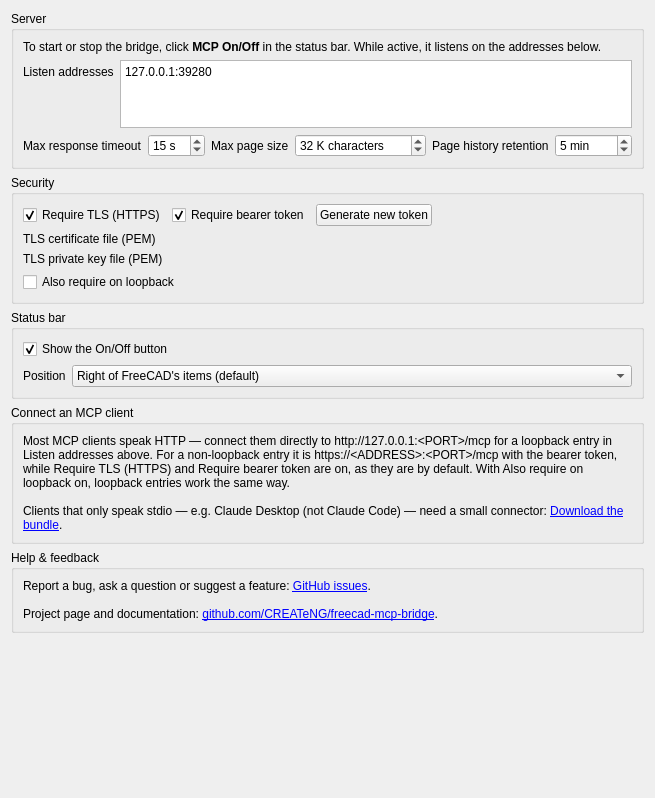
CREATeNG/freecad-mcp-bridge, file freecad/mcp_bridge/Resources/Ui/preferences.ui: the form before one commit.
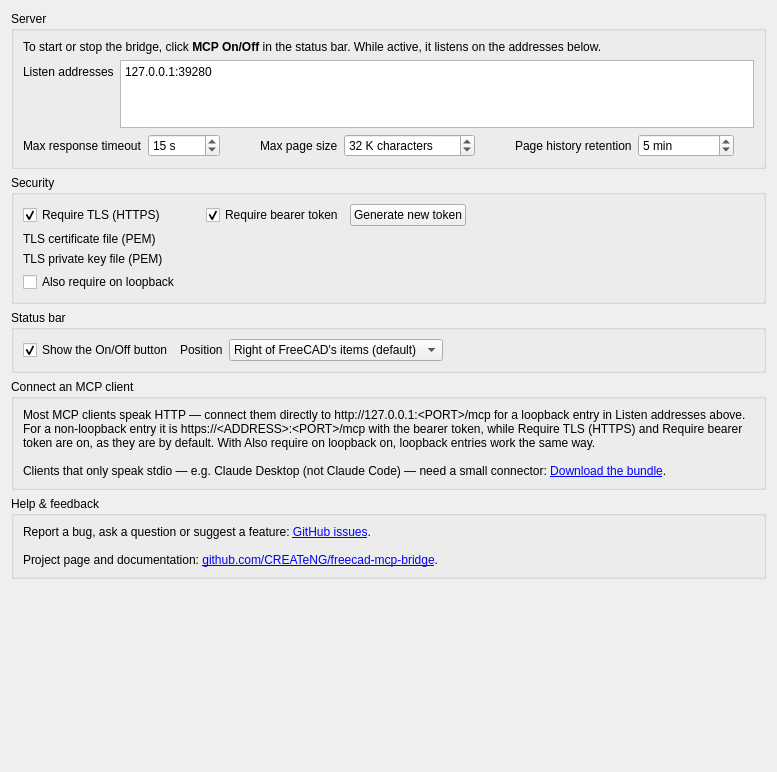
The form after the commit. Custom widgets are drawn as their Qt base class.

Commit message:
Space the setting pairs and keep the spin boxes to their values.
The three paging boxes and the status-bar controls each sit on
one line. The spin boxes do not stretch, and there is a gap
between the pairs and between the two security checkboxes.

Refs #50

Patch:
```diff
--- a/freecad/mcp_bridge/Resources/Ui/preferences.ui
+++ b/freecad/mcp_bridge/Resources/Ui/preferences.ui
@@ -103,9 +103,21 @@
             <property name="toolTip">
              <string>The bridge's wait per page.</string>
             </property>
+            <property name="sizePolicy">
+             <sizepolicy hsizetype="Maximum" vsizetype="Fixed">
+              <horstretch>0</horstretch>
+              <verstretch>0</verstretch>
+             </sizepolicy>
+            </property>
             <property name="suffix">
              <string> s</string>
             </property>
+            <property name="minimumSize">
+             <size>
+              <width>72</width>
+              <height>0</height>
+             </size>
+            </property>
             <property name="minimum">
              <number>1</number>
             </property>
@@ -126,6 +138,28 @@
             </property>
            </widget>
           </item>
+          <item>
+           <widget class="QWidget" name="pagingGap1">
+            <property name="sizePolicy">
+             <sizepolicy hsizetype="Fixed" vsizetype="Preferred">
+              <horstretch>0</horstretch>
+              <verstretch>0</verstretch>
+             </sizepolicy>
+            </property>
+            <property name="minimumSize">
+             <size>
+              <width>28</width>
+              <height>0</height>
+             </size>
+            </property>
+            <property name="maximumSize">
+             <size>
+              <width>28</width>
+              <height>16777215</height>
+             </size>
+            </property>
+           </widget>
+          </item>
           <item>
            <widget class="QLabel" name="pageSizeLabel">
             <property name="text">
@@ -138,9 +172,21 @@
             <property name="toolTip">
              <string>Splits long output by page size.</string>
             </property>
+            <property name="sizePolicy">
+             <sizepolicy hsizetype="Maximum" vsizetype="Fixed">
+              <horstretch>0</horstretch>
+              <verstretch>0</verstretch>
+             </sizepolicy>
+            </property>
             <property name="suffix">
              <string> K characters</string>
             </property>
+            <property name="minimumSize">
+             <size>
+              <width>120</width>
+              <height>0</height>
+             </size>
+            </property>
             <property name="minimum">
              <number>1</number>
             </property>
@@ -161,6 +207,28 @@
             </property>
            </widget>
           </item>
+          <item>
+           <widget class="QWidget" name="pagingGap2">
+            <property name="sizePolicy">
+             <sizepolicy hsizetype="Fixed" vsizetype="Preferred">
+              <horstretch>0</horstretch>
+              <verstretch>0</verstretch>
+             </sizepolicy>
+            </property>
+            <property name="minimumSize">
+             <size>
+              <width>28</width>
+              <height>0</height>
+             </size>
+            </property>
+            <property name="maximumSize">
+             <size>
+              <width>28</width>
+              <height>16777215</height>
+             </size>
+            </property>
+           </widget>
+          </item>
           <item>
            <widget class="QLabel" name="retentionLabel">
             <property name="text">
@@ -173,9 +241,21 @@
             <property name="toolTip">
              <string>Idle time before finished output expires.</string>
             </property>
+            <property name="sizePolicy">
+             <sizepolicy hsizetype="Maximum" vsizetype="Fixed">
+              <horstretch>0</horstretch>
+              <verstretch>0</verstretch>
+             </sizepolicy>
+            </property>
             <property name="suffix">
              <string> min</string>
             </property>
+            <property name="minimumSize">
+             <size>
+              <width>96</width>
+              <height>0</height>
+             </size>
+            </property>
             <property name="minimum">
              <number>1</number>
             </property>
@@ -196,6 +276,19 @@
             </property>
            </widget>
           </item>
+          <item>
+           <spacer name="pagingRowSpacer">
+            <property name="orientation">
+             <enum>Qt::Horizontal</enum>
+            </property>
+            <property name="sizeHint" stdset="0">
+             <size>
+              <width>20</width>
+              <height>10</height>
+             </size>
+            </property>
+           </spacer>
+          </item>
          </layout>
         </item>
        </layout>
@@ -236,6 +329,28 @@
           </property>
          </widget>
         </item>
+        <item>
+         <widget class="QWidget" name="tlsTokenGap">
+          <property name="sizePolicy">
+           <sizepolicy hsizetype="Fixed" vsizetype="Preferred">
+            <horstretch>0</horstretch>
+            <verstretch>0</verstretch>
+           </sizepolicy>
+          </property>
+          <property name="minimumSize">
+           <size>
+            <width>28</width>
+            <height>0</height>
+           </size>
+          </property>
+          <property name="maximumSize">
+           <size>
+            <width>28</width>
+            <height>16777215</height>
+           </size>
+          </property>
+         </widget>
+        </item>
         <item>
          <widget class="Gui::PrefCheckBox" name="requireTokenCheckBox">
         <property name="toolTip">
@@ -371,8 +486,8 @@
      <property name="title">
       <string>Status bar</string>
      </property>
-     <layout class="QFormLayout" name="statusBarLayout">
-      <item row="0" column="0" colspan="2">
+     <layout class="QHBoxLayout" name="statusBarLayout">
+      <item>
        <widget class="Gui::PrefCheckBox" name="showStatusButtonCheckBox">
         <property name="toolTip">
          <string>Display toggle button in the status bar</string>
@@ -391,15 +506,21 @@
         </property>
        </widget>
       </item>
-      <item row="1" column="0">
+      <item>
        <widget class="QLabel" name="statusButtonPositionLabel">
         <property name="text">
          <string>Position</string>
         </property>
        </widget>
       </item>
-      <item row="1" column="1">
+      <item>
        <widget class="Gui::PrefComboBox" name="statusButtonPositionComboBox">
+        <property name="sizePolicy">
+         <sizepolicy hsizetype="Maximum" vsizetype="Fixed">
+          <horstretch>0</horstretch>
+          <verstretch>0</verstretch>
+         </sizepolicy>
+        </property>
         <property name="toolTip">
          <string>Where the button sits on the status bar.</string>
         </property>
@@ -424,6 +545,19 @@
         </item>
        </widget>
       </item>
+      <item>
+       <spacer name="statusBarRowSpacer">
+        <property name="orientation">
+         <enum>Qt::Horizontal</enum>
+        </property>
+        <property name="sizeHint" stdset="0">
+         <size>
+          <width>20</width>
+          <height>10</height>
+         </size>
+        </property>
+       </spacer>
+      </item>
      </layout>
     </widget>
    </item>
```
